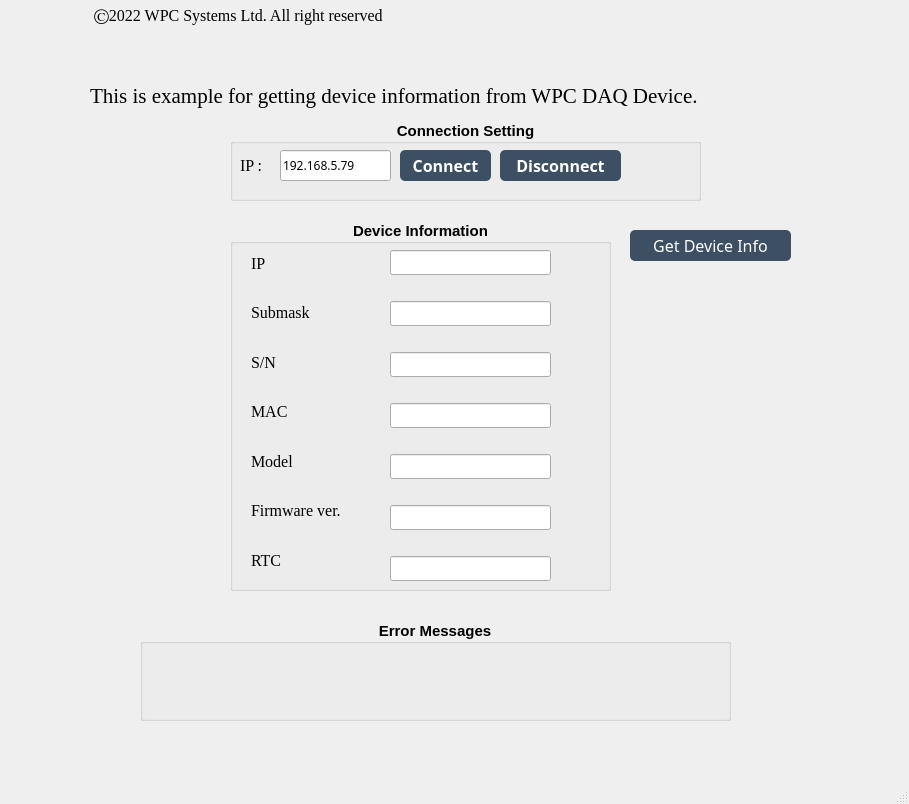
Old version of the form Examples/GUI/System/Example_get_device_info/UI_design/example_GUI_Get_Device_Information.ui in the repository WPC-Systems-Ltd/WPC_Python_driver_release.
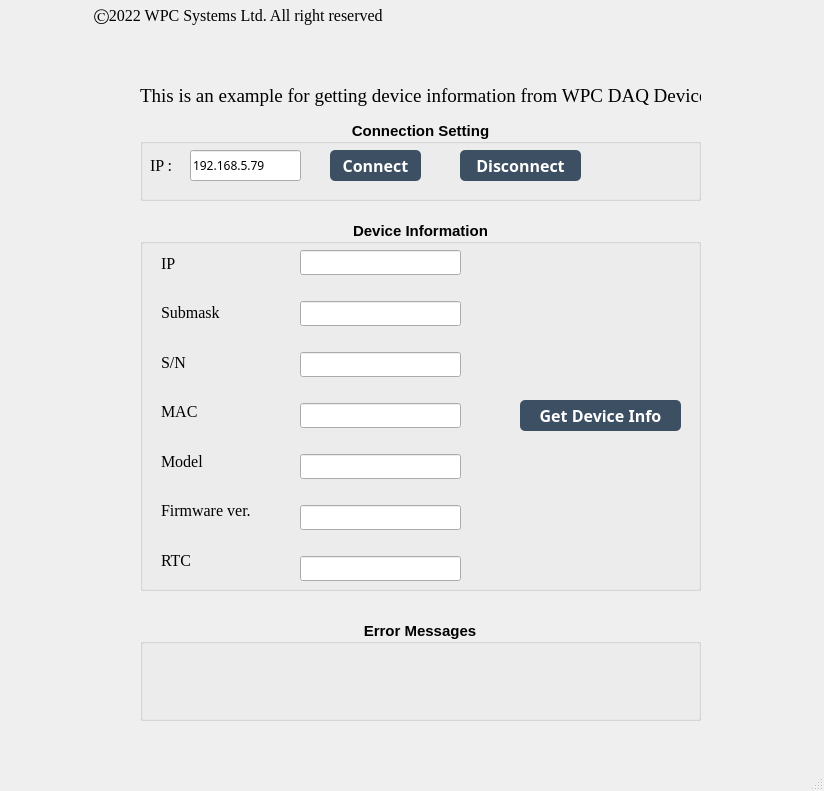
New version of the form. Icons and pictures are not drawn.

Commit message: v0.0.6 - Add AO & I2C & SPI example code with `pywpc-0.1.16` (#2)

The edit to the form file:
```diff
--- a/Examples/GUI/System/Example_get_device_info/UI_design/example_GUI_Get_Device_Information.ui
+++ b/Examples/GUI/System/Example_get_device_info/UI_design/example_GUI_Get_Device_Information.ui
@@ -6,8 +6,8 @@
    <rect>
     <x>0</x>
     <y>0</y>
-    <width>909</width>
-    <height>804</height>
+    <width>824</width>
+    <height>791</height>
    </rect>
   </property>
   <property name="windowTitle">
@@ -55,28 +55,28 @@
    <widget class="QLabel" name="lb_declare">
     <property name="geometry">
      <rect>
-      <x>90</x>
+      <x>140</x>
       <y>80</y>
-      <width>791</width>
+      <width>561</width>
       <height>31</height>
      </rect>
     </property>
     <property name="font">
      <font>
       <family>Times New Roman</family>
-      <pointsize>16</pointsize>
+      <pointsize>14</pointsize>
      </font>
     </property>
     <property name="text">
-     <string>This is example for getting device information from WPC DAQ Device.</string>
+     <string>This is an example for getting device information from WPC DAQ Device.</string>
     </property>
    </widget>
    <widget class="QGroupBox" name="groupBox_connection">
     <property name="geometry">
      <rect>
-      <x>230</x>
+      <x>140</x>
       <y>120</y>
-      <width>471</width>
+      <width>561</width>
       <height>81</height>
      </rect>
     </property>
@@ -102,7 +102,7 @@
     <widget class="QPushButton" name="btn_connect">
      <property name="geometry">
       <rect>
-       <x>170</x>
+       <x>190</x>
        <y>30</y>
        <width>91</width>
        <height>31</height>
@@ -135,7 +135,7 @@
     <widget class="QPushButton" name="btn_disconnect">
      <property name="geometry">
       <rect>
-       <x>270</x>
+       <x>320</x>
        <y>30</y>
        <width>121</width>
        <height>31</height>
@@ -210,7 +210,7 @@
     <widget class="QLabel" name="lb_led">
      <property name="geometry">
       <rect>
-       <x>410</x>
+       <x>470</x>
        <y>20</y>
        <width>51</width>
        <height>51</height>
@@ -230,9 +230,9 @@
    <widget class="QGroupBox" name="groupBox_driverInfo">
     <property name="geometry">
      <rect>
-      <x>230</x>
+      <x>140</x>
       <y>220</y>
-      <width>381</width>
+      <width>561</width>
       <height>371</height>
      </rect>
     </property>
@@ -489,12 +489,11 @@
       </item>
      </layout>
     </widget>
-   </widget>
    <widget class="QPushButton" name="btn_deviceInfo">
     <property name="geometry">
      <rect>
-      <x>630</x>
-      <y>230</y>
+       <x>380</x>
+       <y>180</y>
       <width>161</width>
       <height>31</height>
      </rect>
@@ -521,12 +520,13 @@
      <string>Get Device Info</string>
     </property>
    </widget>
+   </widget>
    <widget class="QGroupBox" name="groupBox_errormessage">
     <property name="geometry">
      <rect>
       <x>140</x>
       <y>620</y>
-      <width>591</width>
+      <width>561</width>
       <height>101</height>
      </rect>
     </property>
@@ -569,8 +569,8 @@
     <rect>
      <x>0</x>
      <y>0</y>
-     <width>909</width>
-     <height>25</height>
+     <width>824</width>
+     <height>21</height>
     </rect>
    </property>
   </widget>
```
Lines whose indentation alone changed are shown as unchanged. The commit also changes 108 other files.
